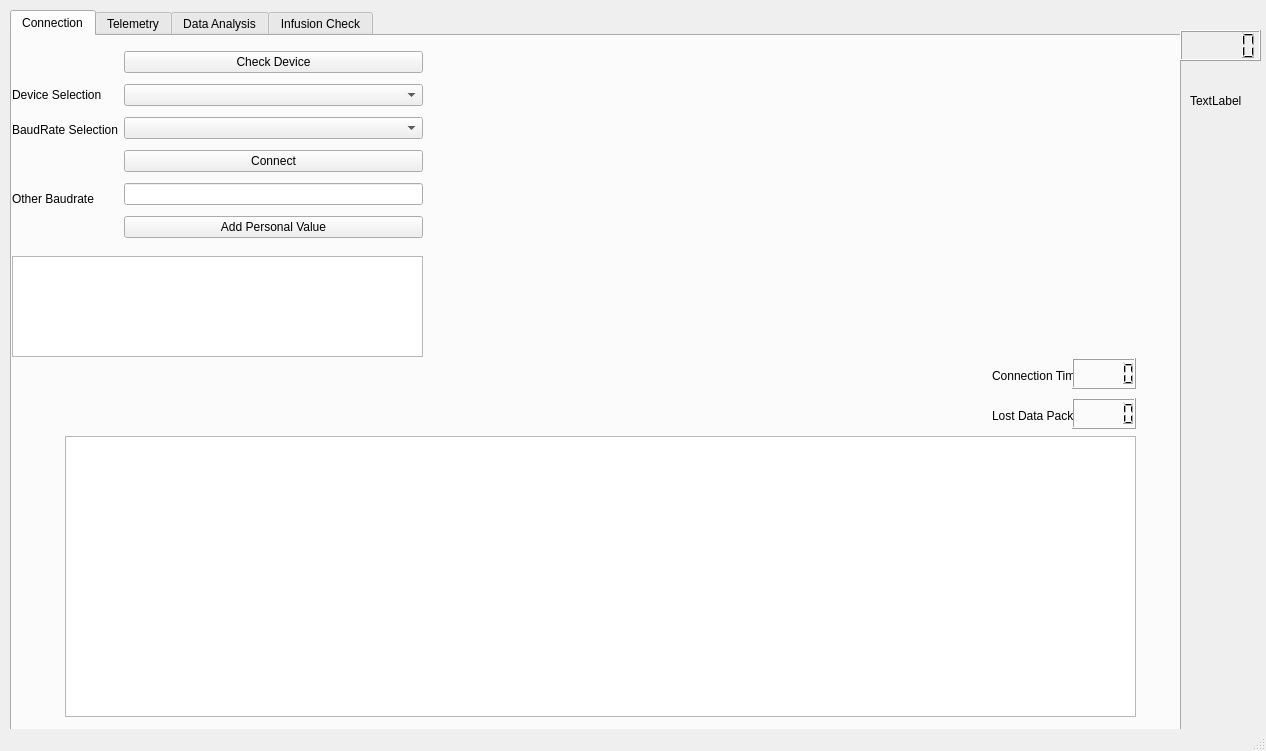
Qt form gui/MainGui.ui (mastraa/amphi_v30) before a commit.
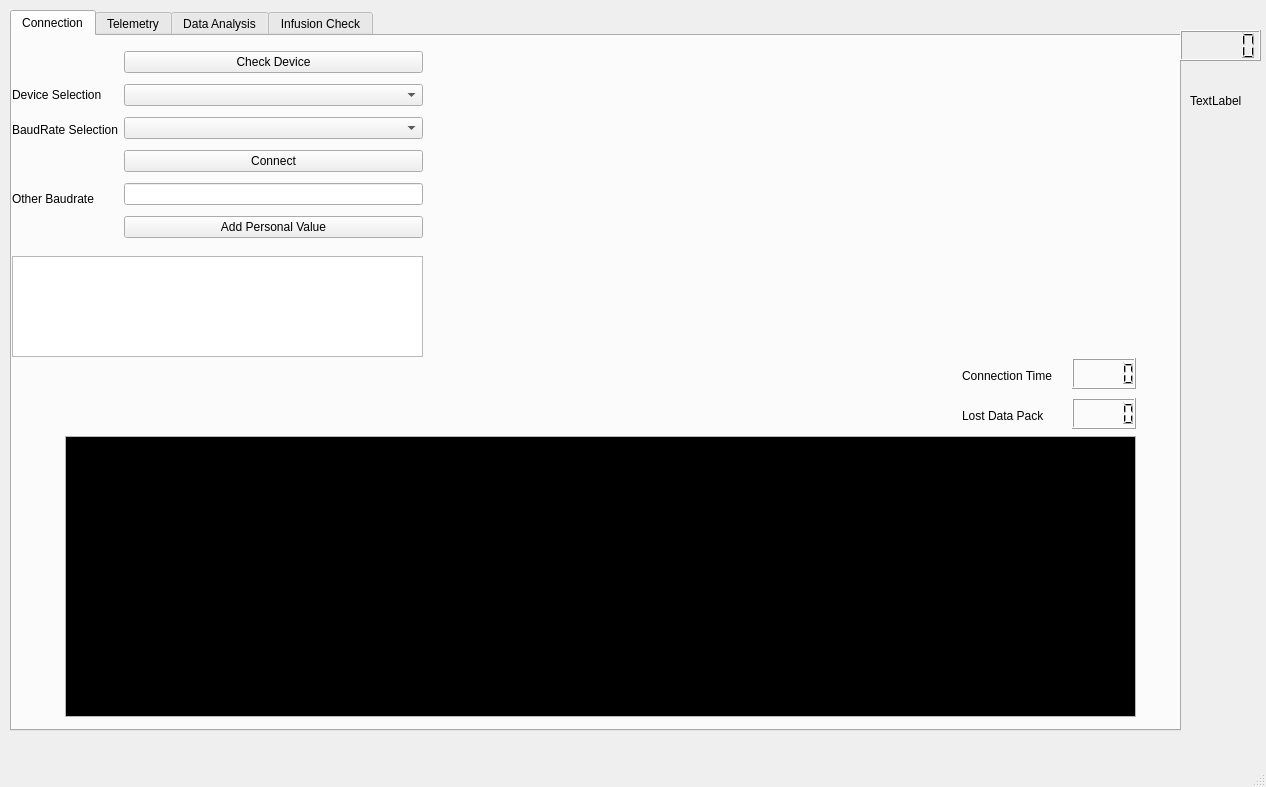
The same form after that commit. The open tabs and pages were chosen to show the change.

```diff
--- a/gui/MainGui.ui
+++ b/gui/MainGui.ui
@@ -7,7 +7,7 @@
     <x>0</x>
     <y>0</y>
     <width>1266</width>
-    <height>751</height>
+    <height>787</height>
    </rect>
   </property>
   <property name="windowTitle">
@@ -131,6 +131,70 @@
         <height>281</height>
        </rect>
       </property>
+      <property name="palette">
+       <palette>
+        <active>
+         <colorrole role="Text">
+          <brush brushstyle="SolidPattern">
+           <color alpha="255">
+            <red>231</red>
+            <green>0</green>
+            <blue>30</blue>
+           </color>
+          </brush>
+         </colorrole>
+         <colorrole role="Base">
+          <brush brushstyle="SolidPattern">
+           <color alpha="255">
+            <red>0</red>
+            <green>0</green>
+            <blue>0</blue>
+           </color>
+          </brush>
+         </colorrole>
+        </active>
+        <inactive>
+         <colorrole role="Text">
+          <brush brushstyle="SolidPattern">
+           <color alpha="255">
+            <red>231</red>
+            <green>0</green>
+            <blue>30</blue>
+           </color>
+          </brush>
+         </colorrole>
+         <colorrole role="Base">
+          <brush brushstyle="SolidPattern">
+           <color alpha="255">
+            <red>0</red>
+            <green>0</green>
+            <blue>0</blue>
+           </color>
+          </brush>
+         </colorrole>
+        </inactive>
+        <disabled>
+         <colorrole role="Text">
+          <brush brushstyle="SolidPattern">
+           <color alpha="255">
+            <red>127</red>
+            <green>127</green>
+            <blue>127</blue>
+           </color>
+          </brush>
+         </colorrole>
+         <colorrole role="Base">
+          <brush brushstyle="SolidPattern">
+           <color alpha="255">
+            <red>237</red>
+            <green>237</green>
+            <blue>237</blue>
+           </color>
+          </brush>
+         </colorrole>
+        </disabled>
+       </palette>
+      </property>
      </widget>
      <widget class="QPlainTextEdit" name="connectionInfo">
       <property name="enabled">
@@ -161,9 +225,9 @@
      <widget class="QLabel" name="label_10">
       <property name="geometry">
        <rect>
-        <x>980</x>
+        <x>950</x>
         <y>370</y>
-        <width>81</width>
+        <width>111</width>
         <height>20</height>
        </rect>
       </property>
@@ -184,9 +248,9 @@
      <widget class="QLabel" name="label_11">
       <property name="geometry">
        <rect>
-        <x>980</x>
+        <x>950</x>
         <y>330</y>
-        <width>81</width>
+        <width>111</width>
         <height>20</height>
        </rect>
       </property>
```
Left out of the diff: 56 changed lines with no effect on the pictures.
